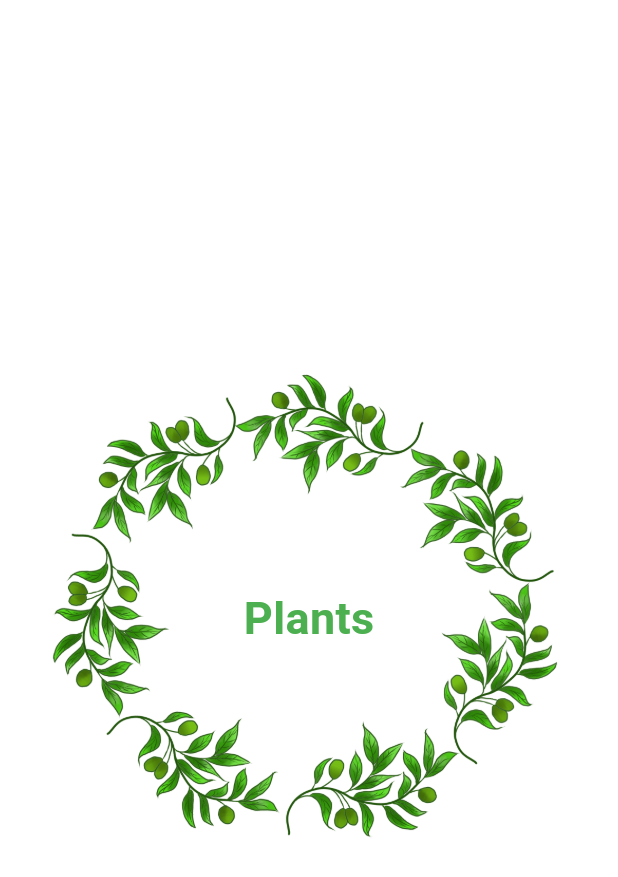
After one commit to scilton/Plants_information, a Flutter app: the SplashScreen screen opened directly, on a phone screen of 412 x 824 dp. The commit adds this screen. Shown: the top 877 px of the screen. Run offline on Flutter 3.47's test engine with Material 3 defaults, Android fonts, the phone set to English and light mode, and no system bars; our stand-ins replace bloc, dio, flutter_bloc, flutter_screenutil.

Commit message:
Implement app splash screen

```diff
--- a/lib/core/utils/app_strings.dart
+++ b/lib/core/utils/app_strings.dart
@@ -1,4 +1,4 @@
 class AppStrings {
+  static const String splashAppName = 'Plants';
   static const String homeTitle = 'Plants';
-
 }
--- a/lib/core/utils/app_text_styles.dart
+++ b/lib/core/utils/app_text_styles.dart
@@ -11,6 +11,10 @@ class AppTextStyles {
   static TextStyle title18BlackTextStyle = const TextStyle(
       fontSize: 18,
       fontWeight: FontWeight.bold,
-      color: Colors.blue);
+      color: Colors.black);
+  static TextStyle title30GreenTextStyle = const TextStyle(
+      fontSize: 30,
+      fontWeight: FontWeight.bold,
+      color: Colors.green);
 
 }
--- /dev/null
+++ b/lib/view/screens/home_screen.dart
@@ -0,0 +1,10 @@
+import 'package:flutter/material.dart';
+
+class HomeScreen extends StatelessWidget {
+  const HomeScreen({super.key});
+
+  @override
+  Widget build(BuildContext context) {
+    return const Scaffold();
+  }
+}
--- /dev/null
+++ b/lib/view/screens/splash_screen.dart
@@ -0,0 +1,45 @@
+import 'package:flutter/material.dart';
+import 'package:plants_informations/core/utils/app_strings.dart';
+import 'package:plants_informations/core/utils/app_text_styles.dart';
+
+class SplashScreen extends StatefulWidget {
+  const SplashScreen({super.key});
+
+  @override
+  State<SplashScreen> createState() => _SplashScreenState();
+}
+
+class _SplashScreenState extends State<SplashScreen> {
+  @override
+  void initState() {
+    goToHome();
+    super.initState();
+  }
+
+  goToHome() {
+    Future.delayed(const Duration(seconds: 2), () {
+      Navigator.pushReplacementNamed(context, '/home');
+    });
+  }
+
+  @override
+  Widget build(BuildContext context) {
+    return Scaffold(
+      body: Center(
+        child: Padding(
+          padding: const EdgeInsets.all(30),
+          child: Stack(
+            alignment: Alignment.center,
+            children: [
+              Image.asset('assets/image/plant.png'),
+              Text(
+                AppStrings.splashAppName,
+                style: AppTextStyles.title30GreenTextStyle,
+              )
+            ],
+          ),
+        ),
+      ),
+    );
+  }
+}
```
Also changed, not shown: assets/image/plant.png (added).
